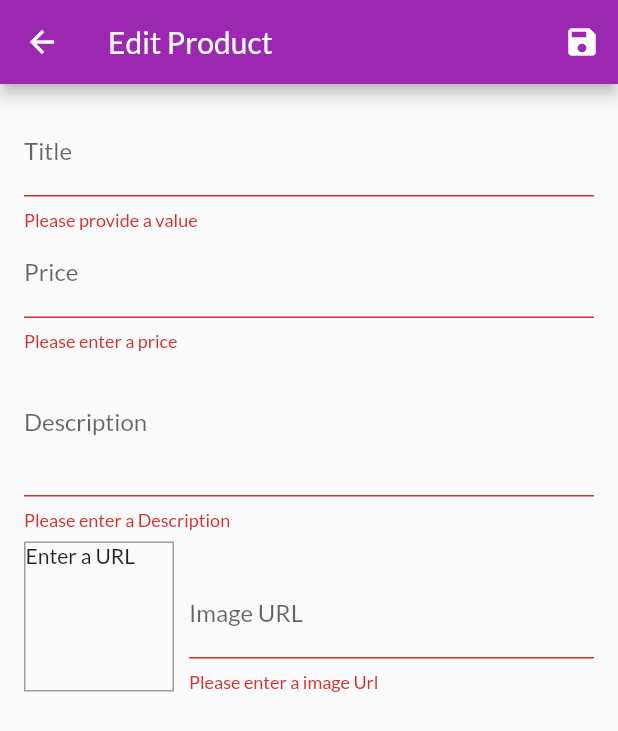
After one commit to ddn-707/sport_shop, a Flutter app: the EditProductScreen screen opened by its route, after a tap on the "save" icon, on a phone screen of 412 x 824 dp. The commit adds this screen. Shown: the top 731 px of the screen. Run offline on Flutter 3.47's test engine with Material 2 defaults, Android fonts, the phone set to English and light mode, and no system bars; network calls fail.

Commit message:
edit,add,delete product

```diff
--- a/lib/main.dart
+++ b/lib/main.dart
@@ -1,7 +1,9 @@
 import 'package:flutter/material.dart';
-import 'package:myapp/providers/orders.dart';
 import 'package:provider/provider.dart';
 
+import 'package:myapp/providers/orders.dart';
+import 'package:myapp/screens/edit_product_screen.dart';
+import 'package:myapp/screens/user_product_screen.dart';
 import 'package:myapp/screens/product_details.dart';
 import 'package:myapp/screens/product_overview.dart';
 import 'package:myapp/screens/cart_screen.dart';
@@ -40,6 +42,8 @@ class MyApp extends StatelessWidget {
           ProductDetailScreen.routeName: (context) => ProductDetailScreen(),
           CartScreen.routeName: (context) => CartScreen(),
           OrderScreen.routeName: (context) => OrderScreen(),
+          UserProductScreen.routeName: (context) => UserProductScreen(),
+          EditProductScreen.routeName: (context) => EditProductScreen(),
         },
       ),
     );
--- a/lib/providers/product.dart
+++ b/lib/providers/product.dart
@@ -1,19 +1,19 @@
 import 'package:flutter/foundation.dart';
 
 class Product with ChangeNotifier {
-  late final String id;
-  late String  title;
-  late final String description;
-  late final double price;
-  late String imageUrl;
+  final String? id;
+  final String?  title;
+  final String? description;
+  final double? price;
+  final String? imageUrl;
   bool isFavorite;
 
   Product({
-      required this.id,
-      required this.title,
-      required this.description,
-      required this.price,
-      required this.imageUrl,
+      @required this.id,
+      @required this.title,
+      @required this.description,
+      @required this.price,
+      @required this.imageUrl,
       this.isFavorite =false
   });
 
--- a/lib/providers/products.dart
+++ b/lib/providers/products.dart
@@ -45,7 +45,7 @@ class Products with ChangeNotifier {
     return [..._items];
   }
 
-  List<Product> get favoriteItems{
+  List<Product> get favoriteItems {
     return _items.where((prodItem) => prodItem.isFavorite).toList();
   }
 
@@ -63,8 +63,27 @@ class Products with ChangeNotifier {
     return _items.firstWhere((prod) => prod.id == id);
   }
 
-  void addProduct() {
-    // _items.add(value);
+  void addProduct(Product product) {
+    final newProduct = Product(
+        title: product.title,
+        price: product.price,
+        imageUrl: product.imageUrl,
+        id: DateTime.now().toString());
+    _items.add(newProduct);
+    notifyListeners();
+  }
+  void updateProduct(String id, Product newProduct){
+      final prodIndex = _items.indexWhere((prod) => prod.id == id);
+      if(prodIndex >= 0){
+        _items[prodIndex] = newProduct;
+      }else{
+        print('...');
+      }
+
+      notifyListeners();
+  }
+  void deleteProduct(String id){
+    _items.removeWhere((prod) => prod.id == id);
     notifyListeners();
   }
 }
--- /dev/null
+++ b/lib/screens/edit_product_screen.dart
@@ -0,0 +1,265 @@
+import 'package:flutter/material.dart';
+
+import 'package:myapp/providers/product.dart';
+import 'package:myapp/providers/products.dart';
+import 'package:provider/provider.dart';
+
+class EditProductScreen extends StatefulWidget {
+  static const routeName = './edit-product';
+  @override
+  _EditProductScreenState createState() => _EditProductScreenState();
+}
+
+class _EditProductScreenState extends State<EditProductScreen> {
+  final _priceFocusNode = FocusNode();
+  final _descriptionFocusNode = FocusNode();
+  final _imageUrlController = TextEditingController();
+  final _imageUrlFocusNode = FocusNode();
+  final _form = GlobalKey<FormState>();
+  var _editedProduct =
+      Product(id: null, title: '', description: '', price: 0, imageUrl: '');
+  var _intitValues = {
+    'title': '',
+    'description': '',
+    'price': '',
+    'imageUrl': '',
+  };
+  var _isinit = true;
+
+  @override
+  void initState() {
+    _imageUrlFocusNode.addListener(_updateImageUrl);
+    super.initState();
+  }
+
+  @override
+  void didChangeDependencies() {
+    // TODO: implement didChangeDependencies
+    if (_isinit) {
+      final productId = ModalRoute.of(context)!.settings.arguments ;
+      // ignore: unnecessary_null_comparison
+      if (productId!=null) {
+        _editedProduct =
+            Provider.of<Products>(context, listen: false).findById(productId.toString());
+        _intitValues = {
+          'title': _editedProduct.description!,
+          'description': _editedProduct.description!,
+          'price': _editedProduct.price.toString(),
+          'imageUrl': '',
+        };
+        _imageUrlController.text = _editedProduct.imageUrl!;
+      }
+    }
+    _isinit = false;
+    super.didChangeDependencies();
+  }
+
+  @override
+  void dispose() {
+    _imageUrlFocusNode.removeListener(_updateImageUrl);
+    _priceFocusNode.dispose();
+    _descriptionFocusNode.dispose();
+    _imageUrlController.dispose();
+    _imageUrlFocusNode.dispose();
+    super.dispose();
+  }
+
+  void _updateImageUrl() {
+    if (!_imageUrlFocusNode.hasFocus) {
+      if (_imageUrlController.text.isEmpty ||
+          (!_imageUrlController.text.startsWith('http') &&
+              !_imageUrlController.text.startsWith('https')) ||
+          (_imageUrlController.text.endsWith('pnp') &&
+              _imageUrlController.text.endsWith('jpg') &&
+              _imageUrlController.text.endsWith('jpeg'))) {
+        return;
+      }
+      setState(() {});
+    }
+  }
+
+  void _saveForm() {
+    final isValid = _form.currentState!.validate();
+    if (!isValid) {
+      return;
+    }
+    _form.currentState!.save();
+    if (_editedProduct.id != null) {
+      Provider.of<Products>(context, listen: false)
+          .updateProduct(_editedProduct.id!, _editedProduct);
+    } else {
+      Provider.of<Products>(context, listen: false).addProduct(_editedProduct);
+    }
+    Navigator.of(context).pop;
+  }
+
+  @override
+  Widget build(BuildContext context) {
+    return Scaffold(
+      appBar: AppBar(
+        title: Text('Edit Product'),
+        actions: [IconButton(onPressed: _saveForm, icon: Icon(Icons.save))],
+      ),
+      body: Padding(
+        padding: const EdgeInsets.all(16.0),
+        child: Form(
+          key: _form,
+          child: ListView(
+            children: [
+              TextFormField(
+                initialValue: _intitValues['title'],
+                decoration: InputDecoration(labelText: 'Title'),
+                textInputAction: TextInputAction.next,
+                onFieldSubmitted: (value) {
+                  FocusScope.of(context).requestFocus(_priceFocusNode);
+                },
+                validator: (value) {
+                  if (value!.isEmpty) {
+                    return 'Please provide a value';
+                  }
+                  return null;
+                },
+                onSaved: (value) {
+                  _editedProduct = Product(
+                    title: value,
+                    description: _editedProduct.description,
+                    price: _editedProduct.price,
+                    imageUrl: _editedProduct.imageUrl,
+                    id: _editedProduct.id,
+                    isFavorite: _editedProduct.isFavorite,
+                  );
+                },
+              ),
+              TextFormField(
+                initialValue: _intitValues['price'],
+                decoration: InputDecoration(labelText: 'Price'),
+                textInputAction: TextInputAction.next,
+                keyboardType: TextInputType.number,
+                focusNode: _priceFocusNode,
+                onFieldSubmitted: (value) {
+                  FocusScope.of(context).requestFocus(_descriptionFocusNode);
+                },
+                onSaved: (value) {
+                  _editedProduct = Product(
+                    title: _editedProduct.title,
+                    description: _editedProduct.description,
+                    price: double.parse(value!),
+                    imageUrl: _editedProduct.imageUrl,
+                    id: _editedProduct.id,
+                    isFavorite: _editedProduct.isFavorite,
+                  );
+                },
+                validator: (value) {
+                  if (value!.isEmpty) {
+                    return 'Please enter a price';
+                  }
+                  if (double.tryParse(value) == null) {
+                    return 'Please enter a valid number';
+                  }
+                  if (double.tryParse(value)! <= 0) {
+                    return 'Please enter a number greater than zero';
+                  }
+                  return null;
+                },
+              ),
+              TextFormField(
+                initialValue: _intitValues['description'],
+                decoration: InputDecoration(labelText: 'Description'),
+                maxLines: 3,
+                keyboardType: TextInputType.multiline,
+                focusNode: _descriptionFocusNode,
+                textInputAction: TextInputAction.next,
+                onFieldSubmitted: (value) {
+                  FocusScope.of(context).requestFocus(_imageUrlFocusNode);
+                },
+                validator: (value) {
+                  if (value!.isEmpty) {
+                    return 'Please enter a Description';
+                  }
+                  if (value.length < 10) {
+                    return ' Should be at least 10 characters long';
+                  }
+                  return null;
+                },
+                onSaved: (value) {
+                  _editedProduct = Product(
+                    title: _editedProduct.title,
+                    description: value,
+                    price: _editedProduct.price,
+                    imageUrl: _editedProduct.imageUrl,
+                    id: _editedProduct.id,
+                    isFavorite: _editedProduct.isFavorite,
+                  );
+                },
+              ),
+              Row(
+                crossAxisAlignment: CrossAxisAlignment.end,
+                children: [
+                  Container(
+                    width: 100.0,
+                    height: 100.0,
+                    margin: EdgeInsets.only(top: 8, right: 10),
+                    decoration: BoxDecoration(
+                        border: Border.all(
+                      width: 1.0,
+                      color: Colors.grey,
+                    )),
+                    child: _imageUrlController.text.isEmpty
+                        ? Text('Enter a URL')
+                        : FittedBox(
+                            child: Image.network(_imageUrlController.text),
+                            fit: BoxFit.fill,
+                          ),
+                  ),
+                  Expanded(
+                    child: TextFormField(
+                      // initialValue: _intitValues['imageUrl'],
+                      decoration: InputDecoration(labelText: 'Image URL'),
+                      keyboardType: TextInputType.url,
+                      textInputAction: TextInputAction.done,
+                      controller: _imageUrlController,
+                      focusNode: _imageUrlFocusNode,
+                      // onEditingComplete: (){
+                      //   setState(() {
+
+                      //   });
+                      // },
+                      onFieldSubmitted: (_) {
+                        _saveForm();
+                      },
+                      validator: (value) {
+                        if (value!.isEmpty) {
+                          return 'Please enter a image Url';
+                        }
+                        if (!value.startsWith('http') &&
+                            !value.startsWith('https')) {
+                          return 'Please enter a valid URL';
+                        }
+                        if (value.endsWith('pnp') &&
+                            value.endsWith('jpg') &&
+                            value.endsWith('jpeg')) {
+                          return 'Please enter a valid image URL';
+                        }
+                        return null;
+                      },
+                      onSaved: (value) {
+                        _editedProduct = Product(
+                          title: _editedProduct.title,
+                          description: _editedProduct.description,
+                          price: _editedProduct.price,
+                          imageUrl: value,
+                          id: _editedProduct.id,
+                          isFavorite: _editedProduct.isFavorite,
+                        );
+                      },
+                    ),
+                  )
+                ],
+              )
+            ],
+          ),
+        ),
+      ),
+    );
+  }
+}
--- a/lib/screens/product_details.dart
+++ b/lib/screens/product_details.dart
@@ -18,7 +18,7 @@ class ProductDetailScreen extends StatelessWidget {
 
     return Scaffold(
       appBar: AppBar(
-        title: Text(loadProduct.title),
+        title: Text(loadProduct.title!),
       ),
       body: SingleChildScrollView(
         child: Column(
@@ -27,7 +27,7 @@ class ProductDetailScreen extends StatelessWidget {
               height: 300,
               width: double.infinity,
               child: Image.network(
-                loadProduct.imageUrl,
+                loadProduct.imageUrl!,
                 fit: BoxFit.cover,
               ),
             ),
--- a/lib/widgets/app_drawer.dart
+++ b/lib/widgets/app_drawer.dart
@@ -1,6 +1,7 @@
 import 'package:flutter/material.dart';
 
 import 'package:myapp/screens/order_screen.dart';
+import 'package:myapp/screens/user_product_screen.dart';
 
 class AppDrawer extends StatelessWidget {
   @override
@@ -28,6 +29,14 @@ class AppDrawer extends StatelessWidget {
               Navigator.of(context).pushReplacementNamed(OrderScreen.routeName);
             },
           ),
+          Divider(),
+          ListTile(
+            leading: Icon(Icons.edit),
+            title: Text('Manage Product'),
+            onTap: () {
+              Navigator.of(context).pushReplacementNamed(UserProductScreen.routeName);
+            },
+          ),
         ],
       ),
     );
--- a/lib/widgets/product_item.dart
+++ b/lib/widgets/product_item.dart
@@ -25,7 +25,7 @@ class ProductItem extends StatelessWidget {
                 arguments: product.id);
           },
           child: Image.network(
-            product.imageUrl,
+            product.imageUrl!,
             fit: BoxFit.cover,
           ),
         ),
@@ -42,13 +42,13 @@ class ProductItem extends StatelessWidget {
             ),
           ),
           title: Text(
-            product.title,
+            product.title!,
             textAlign: TextAlign.center,
             style: TextStyle(color: Colors.yellow[300]),
           ),
           trailing: IconButton(
             onPressed: () {
-              cart.addItem(product.id, product.price, product.title);
+              cart.addItem(product.id!, product.price!, product.title!);
               ScaffoldMessenger.of(context).hideCurrentSnackBar();
               ScaffoldMessenger.of(context).showSnackBar(SnackBar(
                 content: Text(
```
Also changed, not shown: lib/screens/user_product_screen.dart (added, +44 -0 lines), lib/widgets/user_product_item.dart (added, +48 -0 lines).
